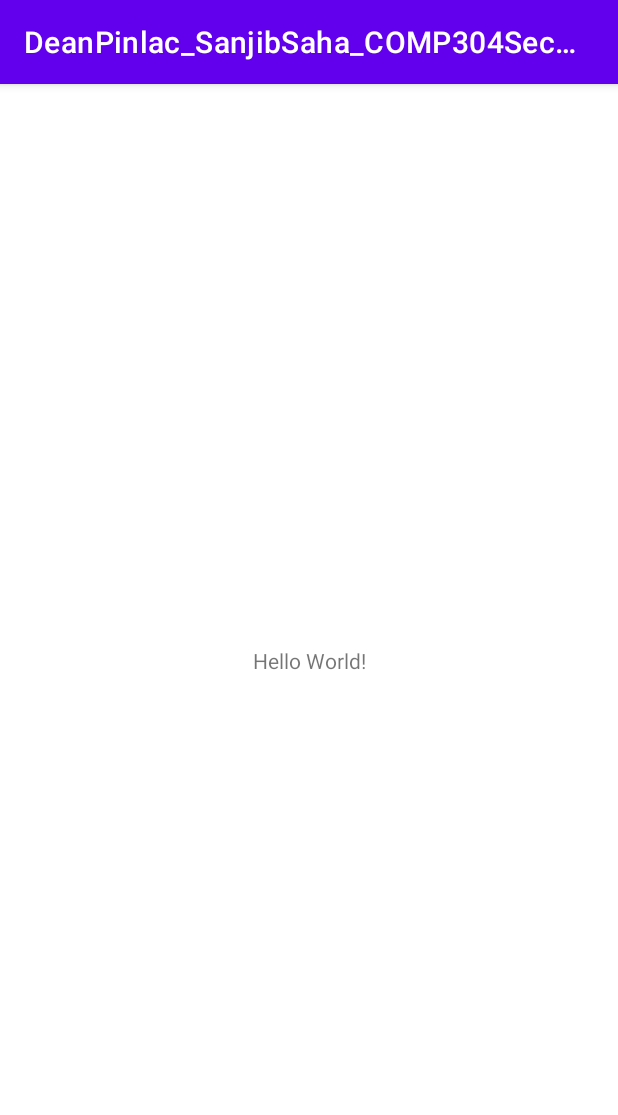
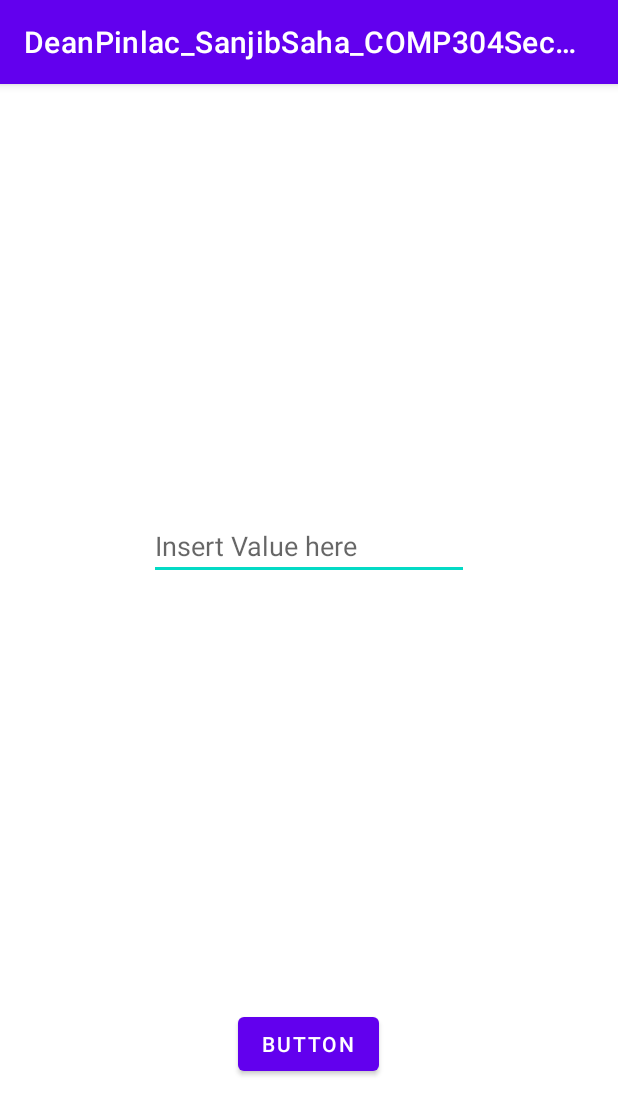
Before and after one commit to Deaniesaur/DeanPinlac_SanjibSaha_COMP304Sec002_Lab4, an Android app: the screen it shows after launch (MainActivity), on a phone screen of 412 x 824 dp. Shown: the top 1115 px of the screen. Run offline under Robolectric (Android 15) with nearby library versions, the phone set to English and light mode, and no system bars; our stand-ins replace Room's generated code.

Commit message:
Add Student Database Logic

```diff
--- a/app/src/main/java/com/centennial/deanpinlac_sanjibsaha_comp304sec002/AppDatabase.java
+++ b/app/src/main/java/com/centennial/deanpinlac_sanjibsaha_comp304sec002/AppDatabase.java
@@ -1,12 +1,22 @@
 package com.centennial.deanpinlac_sanjibsaha_comp304sec002;
 
-import android.arch.persistence.room.Room;
-import android.arch.persistence.room.RoomDatabase;
 import android.content.Context;
 
+import androidx.room.Database;
+import androidx.room.Room;
+import androidx.room.RoomDatabase;
+
+import com.centennial.deanpinlac_sanjibsaha_comp304sec002.dao.StudentDao;
+import com.centennial.deanpinlac_sanjibsaha_comp304sec002.model.Classroom;
+import com.centennial.deanpinlac_sanjibsaha_comp304sec002.model.Professor;
+import com.centennial.deanpinlac_sanjibsaha_comp304sec002.model.Student;
+
+@Database(entities = {Student.class, Classroom.class, Professor.class}, version = 1, exportSchema = false)
 public abstract class AppDatabase extends RoomDatabase {
     private static volatile AppDatabase INSTANCE;
     private static final String DATABASE_NAME = "ClassroomDB";
+
+    public abstract StudentDao studentDao();
 
     public static synchronized AppDatabase getInstance(Context context){
         if(INSTANCE == null){
--- a/app/src/main/java/com/centennial/deanpinlac_sanjibsaha_comp304sec002/MainActivity.java
+++ b/app/src/main/java/com/centennial/deanpinlac_sanjibsaha_comp304sec002/MainActivity.java
@@ -1,14 +1,57 @@
 package com.centennial.deanpinlac_sanjibsaha_comp304sec002;
 
 import androidx.appcompat.app.AppCompatActivity;
+import androidx.lifecycle.Observer;
+import androidx.lifecycle.ViewModelProvider;
 
 import android.os.Bundle;
+import android.widget.Button;
+import android.widget.EditText;
+import android.widget.Toast;
+
+import com.centennial.deanpinlac_sanjibsaha_comp304sec002.model.Student;
+import com.centennial.deanpinlac_sanjibsaha_comp304sec002.viewModel.StudentViewModel;
 
 public class MainActivity extends AppCompatActivity {
+    private StudentViewModel studentViewModel;
+    private Student student;
 
     @Override
     protected void onCreate(Bundle savedInstanceState) {
         super.onCreate(savedInstanceState);
         setContentView(R.layout.activity_main);
+
+        EditText edit = findViewById(R.id.editTextTextPersonName);
+        Button button = findViewById(R.id.buttonSave);
+
+        studentViewModel = new ViewModelProvider(this).get(StudentViewModel.class);
+        student = new Student();
+        studentViewModel.getInsertResult().observe(this, integer -> {
+            if(integer == 1){
+                Toast.makeText(MainActivity.this, "Student successfully saved", Toast.LENGTH_SHORT).show();
+            }else{
+                Toast.makeText(MainActivity.this, "Error saving student", Toast.LENGTH_SHORT).show();
+            }
+        });
+
+        studentViewModel.getAllStudents().observe(this, students -> {
+            String output="";
+            for(Student student: students){
+                output += student.getFirstName() + "\n";
+            }
+
+            showMessage(output);
+        });
+
+        button.setOnClickListener((v) -> {
+            student.setFirstName(edit.getText().toString());
+            studentViewModel.insert(student);
+            showMessage("button save clicked");
+            edit.setText("Changed");
+        });
+    }
+
+    private void showMessage(String message){
+        Toast.makeText(MainActivity.this, message, Toast.LENGTH_SHORT).show();
     }
 }
--- a/app/src/main/java/com/centennial/deanpinlac_sanjibsaha_comp304sec002/dao/StudentDao.java
+++ b/app/src/main/java/com/centennial/deanpinlac_sanjibsaha_comp304sec002/dao/StudentDao.java
@@ -1,2 +1,20 @@
-package com.centennial.deanpinlac_sanjibsaha_comp304sec002.dao;public class StudentDao {
+package com.centennial.deanpinlac_sanjibsaha_comp304sec002.dao;
+
+import androidx.lifecycle.LiveData;
+import androidx.room.Dao;
+import androidx.room.Insert;
+import androidx.room.Query;
+
+import com.centennial.deanpinlac_sanjibsaha_comp304sec002.model.Student;
+
+import java.util.List;
+
+@Dao
+public interface StudentDao {
+    @Insert
+    void insert(Student student);
+
+    //Monitoring Query using Live Data
+    @Query("select * from Student order by lastName, firstName")
+    LiveData<List<Student>> getAllStudents();
 }
--- a/app/src/main/java/com/centennial/deanpinlac_sanjibsaha_comp304sec002/model/Classroom.java
+++ b/app/src/main/java/com/centennial/deanpinlac_sanjibsaha_comp304sec002/model/Classroom.java
@@ -1,6 +1,11 @@
 package com.centennial.deanpinlac_sanjibsaha_comp304sec002.model;
 
+import androidx.room.Entity;
+import androidx.room.PrimaryKey;
+
+@Entity
 public class Classroom {
+    @PrimaryKey(autoGenerate = true)
     private int classroomId;
     private int studentId;
     private int professorId;
--- a/app/src/main/java/com/centennial/deanpinlac_sanjibsaha_comp304sec002/model/Professor.java
+++ b/app/src/main/java/com/centennial/deanpinlac_sanjibsaha_comp304sec002/model/Professor.java
@@ -1,6 +1,11 @@
 package com.centennial.deanpinlac_sanjibsaha_comp304sec002.model;
 
+import androidx.room.Entity;
+import androidx.room.PrimaryKey;
+
+@Entity
 public class Professor {
+    @PrimaryKey(autoGenerate = true)
     private int professorId;
     private String firstName;
     private String lastName;
--- a/app/src/main/java/com/centennial/deanpinlac_sanjibsaha_comp304sec002/model/Student.java
+++ b/app/src/main/java/com/centennial/deanpinlac_sanjibsaha_comp304sec002/model/Student.java
@@ -1,6 +1,11 @@
 package com.centennial.deanpinlac_sanjibsaha_comp304sec002.model;
 
+import androidx.room.Entity;
+import androidx.room.PrimaryKey;
+
+@Entity
 public class Student {
+    @PrimaryKey(autoGenerate = true)
     private int studentId;
     private String firstName;
     private String lastName;
--- a/app/src/main/java/com/centennial/deanpinlac_sanjibsaha_comp304sec002/repository/StudentRepository.java
+++ b/app/src/main/java/com/centennial/deanpinlac_sanjibsaha_comp304sec002/repository/StudentRepository.java
@@ -1,2 +1,51 @@
-package com.centennial.deanpinlac_sanjibsaha_comp304sec002.repository;public class StudentRepository {
+package com.centennial.deanpinlac_sanjibsaha_comp304sec002.repository;
+
+import android.content.Context;
+
+import androidx.lifecycle.LiveData;
+import androidx.lifecycle.MutableLiveData;
+
+import com.centennial.deanpinlac_sanjibsaha_comp304sec002.AppDatabase;
+import com.centennial.deanpinlac_sanjibsaha_comp304sec002.dao.StudentDao;
+import com.centennial.deanpinlac_sanjibsaha_comp304sec002.model.Student;
+
+import java.util.List;
+
+public class StudentRepository {
+    private final StudentDao studentDao;
+    private MutableLiveData<Integer> insertResult = new MutableLiveData<>();
+    private LiveData<List<Student>> studentList;
+
+    public StudentRepository(Context context){
+        //Create a database object
+        AppDatabase db = AppDatabase.getInstance(context);
+        //Create an interface object
+        studentDao = db.studentDao();
+        //Call interface method
+        studentList = studentDao.getAllStudents();
+    }
+
+    //returns query results as LiveData object
+    public LiveData<List<Student>> getAllStudents(){
+        return studentList;
+    }
+
+    public LiveData<Integer>getInsertResult(){
+        return insertResult;
+    }
+
+    public void insert(Student student){
+        insertAsync(student);
+    }
+
+    private void insertAsync(final Student student){
+        new Thread(() -> {
+            try {
+                studentDao.insert(student);
+                insertResult.postValue(1);
+            }catch(Exception e){
+                insertResult.postValue(0);
+            }
+        }).start();
+    }
 }
--- a/app/src/main/java/com/centennial/deanpinlac_sanjibsaha_comp304sec002/viewModel/StudentViewModel.java
+++ b/app/src/main/java/com/centennial/deanpinlac_sanjibsaha_comp304sec002/viewModel/StudentViewModel.java
@@ -1,2 +1,38 @@
-package com.centennial.deanpinlac_sanjibsaha_comp304sec002.viewModel;public class StudentViewModel {
+package com.centennial.deanpinlac_sanjibsaha_comp304sec002.viewModel;
+
+import android.app.Application;
+
+import androidx.annotation.NonNull;
+import androidx.lifecycle.AndroidViewModel;
+import androidx.lifecycle.LiveData;
+
+import com.centennial.deanpinlac_sanjibsaha_comp304sec002.model.Student;
+import com.centennial.deanpinlac_sanjibsaha_comp304sec002.repository.StudentRepository;
+
+import java.util.List;
+
+public class StudentViewModel extends AndroidViewModel {
+
+    private StudentRepository studentRepository;
+    private LiveData<Integer> insertResult;
+    private LiveData<List<Student>> allStudents;
+
+    public StudentViewModel(@NonNull Application application) {
+        super(application);
+        studentRepository = new StudentRepository(application);
+        insertResult = studentRepository.getInsertResult();
+        allStudents = studentRepository.getAllStudents();
+    }
+
+    public void insert(Student student){
+        studentRepository.insert(student);
+    }
+
+    public LiveData<Integer>getInsertResult(){
+        return insertResult;
+    }
+
+    public LiveData<List<Student>>getAllStudents(){
+        return allStudents;
+    }
 }
--- a/app/src/main/res/layout/activity_main.xml
+++ b/app/src/main/res/layout/activity_main.xml
@@ -6,13 +6,26 @@
     android:layout_height="match_parent"
     tools:context=".MainActivity">
 
-    <TextView
+    <EditText
+        android:id="@+id/editTextTextPersonName"
         android:layout_width="wrap_content"
         android:layout_height="wrap_content"
-        android:text="Hello World!"
-        app:layout_constraintBottom_toBottomOf="parent"
-        app:layout_constraintLeft_toLeftOf="parent"
-        app:layout_constraintRight_toRightOf="parent"
+        android:ems="10"
+        android:hint="Insert Value here"
+        android:inputType="textPersonName"
+        app:layout_constraintBottom_toTopOf="@+id/buttonSave"
+        app:layout_constraintEnd_toEndOf="parent"
+        app:layout_constraintStart_toStartOf="parent"
         app:layout_constraintTop_toTopOf="parent" />
 
+    <Button
+        android:id="@+id/buttonSave"
+        android:layout_width="wrap_content"
+        android:layout_height="wrap_content"
+        android:layout_marginBottom="104dp"
+        android:text="Button"
+        app:layout_constraintBottom_toBottomOf="parent"
+        app:layout_constraintEnd_toEndOf="parent"
+        app:layout_constraintHorizontal_bias="0.498"
+        app:layout_constraintStart_toStartOf="parent" />
 </androidx.constraintlayout.widget.ConstraintLayout>
--- a/gradle.properties
+++ b/gradle.properties
@@ -15,3 +15,4 @@ org.gradle.jvmargs=-Xmx2048m -Dfile.encoding=UTF-8
 # Android operating system, and which are packaged with your app"s APK
 # https://developer.android.com/topic/libraries/support-library/androidx-rn
 android.useAndroidX=true
+#android.enableJetifier=true
```
Also changed, not shown: app/build.gradle (+7 -7 lines).
